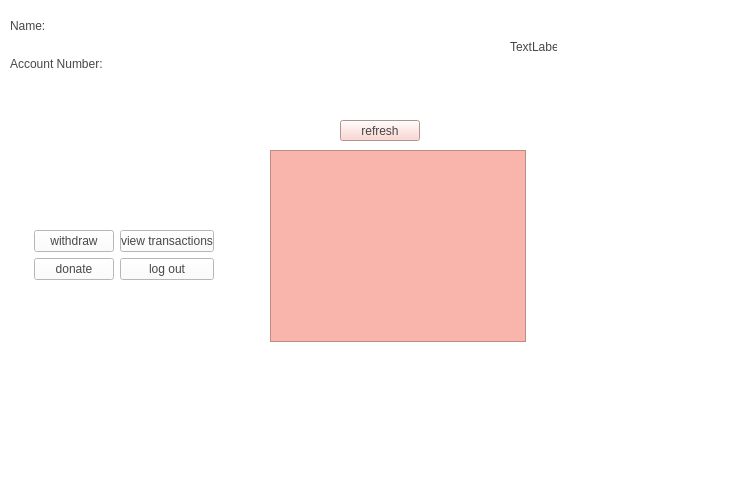
Qt form bankautomat/mainwindow.ui (bank-2022/group11) before a commit.
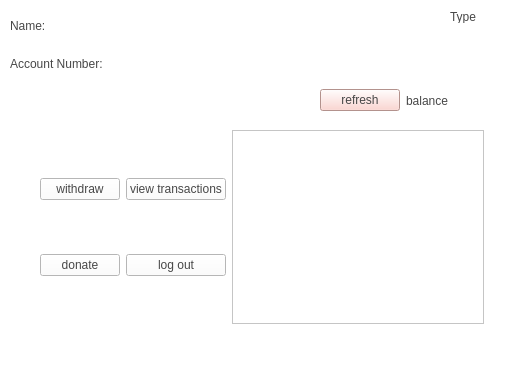
The same form after that commit.

Patch:
```diff
--- a/bankautomat/mainwindow.ui
+++ b/bankautomat/mainwindow.ui
@@ -6,8 +6,8 @@
    <rect>
     <x>0</x>
     <y>0</y>
-    <width>735</width>
-    <height>485</height>
+    <width>508</width>
+    <height>385</height>
    </rect>
   </property>
   <property name="windowTitle">
@@ -18,59 +18,20 @@
 color: rgb(71, 71, 71);</string>
   </property>
   <widget class="QWidget" name="centralwidget">
-   <widget class="QListView" name="listFiveTransactions">
-    <property name="geometry">
-     <rect>
-      <x>270</x>
-      <y>150</y>
-      <width>256</width>
-      <height>192</height>
-     </rect>
-    </property>
-    <property name="cursor" stdset="0">
-     <cursorShape>ArrowCursor</cursorShape>
-    </property>
-    <property name="styleSheet">
-     <string notr="true">background-color: rgb(249, 181, 172);
-color: rgb(0, 0, 0);</string>
-    </property>
-   </widget>
-   <widget class="QPushButton" name="refreshButton">
-    <property name="geometry">
-     <rect>
-      <x>340</x>
-      <y>120</y>
-      <width>80</width>
-      <height>21</height>
-     </rect>
-    </property>
-    <property name="cursor">
-     <cursorShape>PointingHandCursor</cursorShape>
-    </property>
-    <property name="styleSheet">
-     <string notr="true">color: rgb(71, 71, 71);
-selection-background-color: rgb(244, 165, 164);
-selection-color:rgb(71, 71, 71);
-background-color: rgb(251, 204, 198);</string>
-    </property>
-    <property name="text">
-     <string>refresh</string>
-    </property>
-   </widget>
    <widget class="QLabel" name="typeLabel">
     <property name="geometry">
      <rect>
-      <x>510</x>
-      <y>40</y>
+      <x>450</x>
+      <y>10</y>
       <width>47</width>
       <height>13</height>
      </rect>
     </property>
     <property name="text">
-     <string>TextLabel</string>
+     <string>Type</string>
     </property>
    </widget>
-   <widget class="QWidget" name="">
+   <widget class="QWidget" name="layoutWidget">
     <property name="geometry">
      <rect>
       <x>10</x>
@@ -122,66 +83,116 @@
      </item>
     </layout>
    </widget>
-   <widget class="QWidget" name="">
+   <widget class="QWidget" name="layoutWidget">
     <property name="geometry">
      <rect>
-      <x>34</x>
-      <y>230</y>
-      <width>180</width>
-      <height>50</height>
+      <x>320</x>
+      <y>80</y>
+      <width>161</width>
+      <height>41</height>
      </rect>
     </property>
-    <layout class="QGridLayout" name="gridLayout">
-     <item row="0" column="0">
-      <widget class="QPushButton" name="withdrawButton">
+    <layout class="QHBoxLayout" name="horizontalLayout">
+     <item>
+      <widget class="QPushButton" name="refreshButton">
        <property name="cursor">
         <cursorShape>PointingHandCursor</cursorShape>
        </property>
        <property name="styleSheet">
-        <string notr="true">color: rgb(71, 71, 71);</string>
+        <string notr="true">color: rgb(71, 71, 71);
+selection-background-color: rgb(244, 165, 164);
+selection-color:rgb(71, 71, 71);
+background-color: rgb(251, 204, 198);</string>
        </property>
        <property name="text">
-        <string>withdraw</string>
+        <string>refresh</string>
        </property>
       </widget>
      </item>
-     <item row="0" column="1">
-      <widget class="QPushButton" name="viewTransactionsButton">
-       <property name="cursor">
-        <cursorShape>PointingHandCursor</cursorShape>
-       </property>
-       <property name="styleSheet">
-        <string notr="true">color: rgb(71, 71, 71);</string>
-       </property>
+     <item>
+      <widget class="QLabel" name="balanceLabel">
        <property name="text">
-        <string>view transactions</string>
+        <string>balance</string>
        </property>
       </widget>
      </item>
-     <item row="1" column="0">
-      <widget class="QPushButton" name="donateButton">
-       <property name="cursor">
-        <cursorShape>PointingHandCursor</cursorShape>
-       </property>
-       <property name="styleSheet">
-        <string notr="true">color: rgb(71, 71, 71);</string>
-       </property>
-       <property name="text">
-        <string>donate</string>
-       </property>
-      </widget>
+    </layout>
+   </widget>
+   <widget class="QWidget" name="layoutWidget">
+    <property name="geometry">
+     <rect>
+      <x>40</x>
+      <y>130</y>
+      <width>444</width>
+      <height>194</height>
+     </rect>
+    </property>
+    <layout class="QHBoxLayout" name="horizontalLayout_2">
+     <item>
+      <layout class="QGridLayout" name="gridLayout">
+       <item row="1" column="1">
+        <widget class="QPushButton" name="logOutButton">
+         <property name="cursor">
+          <cursorShape>PointingHandCursor</cursorShape>
+         </property>
+         <property name="styleSheet">
+          <string notr="true">color: rgb(71, 71, 71);</string>
+         </property>
+         <property name="text">
+          <string>log out</string>
+         </property>
+        </widget>
+       </item>
+       <item row="1" column="0">
+        <widget class="QPushButton" name="donateButton">
+         <property name="cursor">
+          <cursorShape>PointingHandCursor</cursorShape>
+         </property>
+         <property name="styleSheet">
+          <string notr="true">color: rgb(71, 71, 71);</string>
+         </property>
+         <property name="text">
+          <string>donate</string>
+         </property>
+        </widget>
+       </item>
+       <item row="0" column="0">
+        <widget class="QPushButton" name="withdrawButton">
+         <property name="cursor">
+          <cursorShape>PointingHandCursor</cursorShape>
+         </property>
+         <property name="styleSheet">
+          <string notr="true">color: rgb(71, 71, 71);</string>
+         </property>
+         <property name="text">
+          <string>withdraw</string>
+         </property>
+        </widget>
+       </item>
+       <item row="0" column="1">
+        <widget class="QPushButton" name="viewTransactionsButton">
+         <property name="cursor">
+          <cursorShape>PointingHandCursor</cursorShape>
+         </property>
+         <property name="styleSheet">
+          <string notr="true">color: rgb(71, 71, 71);</string>
+         </property>
+         <property name="text">
+          <string>view transactions</string>
+         </property>
+        </widget>
+       </item>
+      </layout>
      </item>
-     <item row="1" column="1">
-      <widget class="QPushButton" name="logOutButton">
-       <property name="cursor">
-        <cursorShape>PointingHandCursor</cursorShape>
+     <item>
+      <widget class="QListView" name="listFiveTransactions">
+       <property name="cursor" stdset="0">
+        <cursorShape>ArrowCursor</cursorShape>
        </property>
        <property name="styleSheet">
-        <string notr="true">color: rgb(71, 71, 71);</string>
+        <string notr="true">border-color: rgb(249, 181, 172);
+color: rgb(0, 0, 0);</string>
        </property>
-       <property name="text">
-        <string>log out</string>
-       </property>
       </widget>
      </item>
     </layout>
```
Left out of the diff: 19 changed lines with no effect on the pictures.
